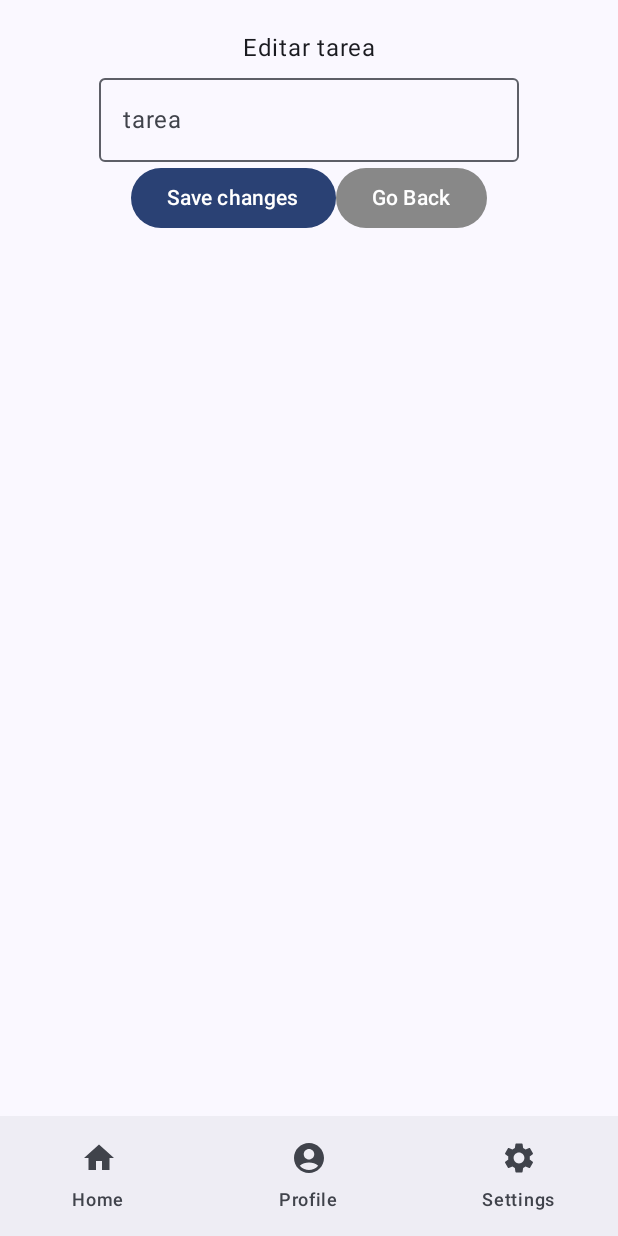
After one commit to valeor0224/Practica_Taller_Moviles, an Android app built with Jetpack Compose: the EditTaskScreen screen opened through its navigation route, on a phone screen of 412 x 824 dp. The commit adds this screen. Run offline under Robolectric (Android 15) with nearby library versions, the phone set to English and light mode, and no system bars.

Commit message:
can edit using only taskid 1 list element

```diff
--- a/app/src/main/java/com/practica/todolist/components/navigation/AppNavigation.kt
+++ b/app/src/main/java/com/practica/todolist/components/navigation/AppNavigation.kt
@@ -31,6 +31,7 @@ import androidx.compose.runtime.setValue
 import androidx.navigation.NavController
 import com.practica.todolist.model.myList
 import com.practica.todolist.screens.AddTaskScreen
+import com.practica.todolist.screens.EditTaskScreen
 
 @Composable
 fun AppNavigation() {
@@ -90,7 +91,7 @@ fun AppNavigation() {
                 .padding(paddingValues)
         ) {
             composable(route = ScreenRoutes.MainScreen.route) {
-                MainScreen(myList= myList)
+                MainScreen(navController, myList= myList)
             }
             composable(route = ScreenRoutes.ProfileScreen.route) {
                 ProfileScreen()
@@ -101,6 +102,9 @@ fun AppNavigation() {
             composable(route=ScreenRoutes.AddTaskScreen.route){
                 AddTaskScreen(navController, myList= myList)
             }
+            composable(route=ScreenRoutes.EditTaskScreen.route){
+                EditTaskScreen(navController, myList = myList, 1 )
+            }
 
         }
 
--- a/app/src/main/java/com/practica/todolist/components/navigation/ScreenRoutes.kt
+++ b/app/src/main/java/com/practica/todolist/components/navigation/ScreenRoutes.kt
@@ -5,4 +5,5 @@ sealed class ScreenRoutes(var route: String) {
     object  ProfileScreen : ScreenRoutes("profile")
     object  SettingsScreen : ScreenRoutes("settings")
     object AddTaskScreen: ScreenRoutes("add_task")
+    object EditTaskScreen:ScreenRoutes("edit_task")
 }
--- /dev/null
+++ b/app/src/main/java/com/practica/todolist/screens/EditTaskScreen.kt
@@ -0,0 +1,72 @@
+package com.practica.todolist.screens
+
+import androidx.compose.foundation.layout.Box
+import androidx.compose.foundation.layout.Column
+import androidx.compose.foundation.layout.Row
+import androidx.compose.foundation.layout.fillMaxSize
+import androidx.compose.foundation.layout.fillMaxWidth
+import androidx.compose.foundation.layout.padding
+import androidx.compose.material3.Button
+import androidx.compose.material3.ButtonDefaults
+import androidx.compose.material3.OutlinedTextField
+import androidx.compose.material3.Text
+import androidx.compose.runtime.Composable
+import androidx.compose.runtime.MutableState
+import androidx.compose.runtime.mutableStateOf
+import androidx.compose.runtime.remember
+import androidx.compose.ui.Alignment
+import androidx.compose.ui.Modifier
+import androidx.compose.ui.graphics.Color
+import androidx.compose.ui.text.font.FontFamily
+import androidx.compose.ui.unit.dp
+import androidx.compose.ui.unit.sp
+import androidx.navigation.NavController
+
+@Composable
+fun EditTaskScreen(
+    navController: NavController,
+    myList: MutableState<List<String>>,
+    taskId: Int
+){
+    Column(
+        horizontalAlignment = Alignment.CenterHorizontally,
+        modifier = Modifier
+            .padding(20.dp)
+            .fillMaxWidth()
+    ) {
+
+        val task: MutableState<String> = remember {
+            mutableStateOf(myList.value.getOrNull(taskId) ?: "") ///new
+        }
+
+
+        Text(text = "Editar tarea")
+        OutlinedTextField(
+
+            value = task.value,
+            onValueChange = { newValue -> task.value = newValue },
+            label = { Text("tarea") },
+        )
+        Row() {
+            Button(
+                onClick = {
+                    // Update the existing task in the list
+                    val updatedList = myList.value.toMutableList()
+                    updatedList[taskId] = task.value
+                    myList.value = updatedList
+                    task.value = ""
+                }
+            ) {
+                Text(text = "Save changes")
+            }
+
+            Button(
+                onClick = { navController.popBackStack() },
+                colors = ButtonDefaults.buttonColors(Color.Gray)
+            ) {
+                Text(text = "Go Back")
+            }
+        }
+
+    }
+}
--- a/app/src/main/java/com/practica/todolist/screens/MainScreen.kt
+++ b/app/src/main/java/com/practica/todolist/screens/MainScreen.kt
@@ -20,10 +20,16 @@ import androidx.compose.ui.graphics.Color
 import androidx.compose.ui.text.font.FontFamily
 import androidx.compose.ui.unit.dp
 import androidx.compose.ui.unit.sp
+import androidx.navigation.NavController
+import com.practica.todolist.components.navigation.ScreenRoutes
 
 
 @Composable
-fun MainScreen(myList: MutableState<List<String>>){
+fun MainScreen(
+    navController: NavController,
+    myList: MutableState<List<String>>
+)
+{
     Box(modifier = Modifier
         .fillMaxSize(),
         contentAlignment = Alignment.Center
@@ -44,7 +50,7 @@ fun MainScreen(myList: MutableState<List<String>>){
                             .padding(10.dp)
                     )
                     Button(
-                        onClick = { /* Handle button click here */ },
+                        onClick = { navController.navigate(ScreenRoutes.EditTaskScreen.route) },
                         colors = ButtonDefaults.buttonColors(Color.Red)
                     ) {
                         Icon(Icons.Default.Edit, contentDescription = "Edit")
```
